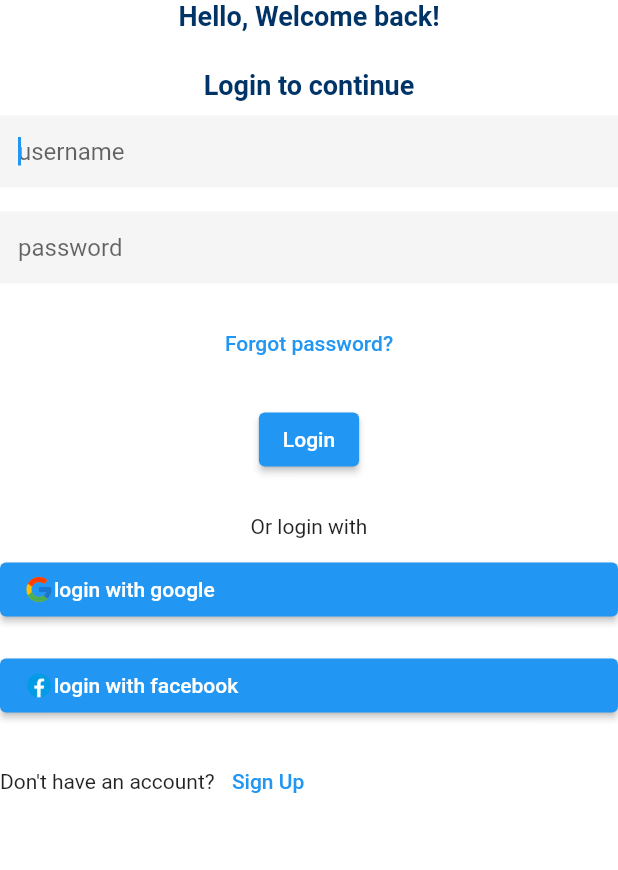
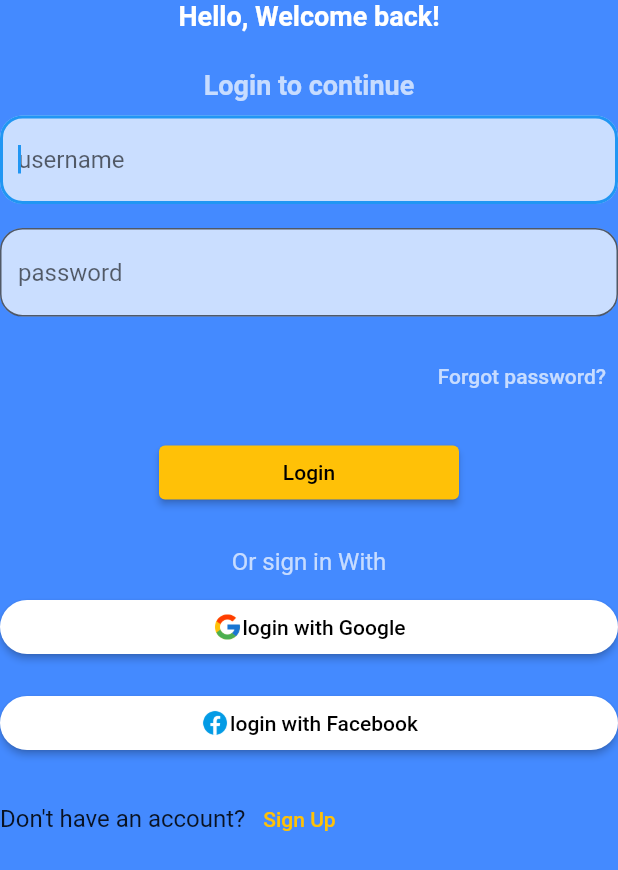
Before and after one commit to takee114/flutter-simple-stateless-widget-example, a Flutter app: the screen it shows after launch, on a phone screen of 412 x 824 dp. Shown: the top 870 px of the screen. Run offline on Flutter 3.47's test engine with Material 2 defaults, Android fonts, the phone set to English and light mode, and no system bars.

Commit message:
blue background login

```diff
--- a/lib/login.dart
+++ b/lib/login.dart
@@ -7,15 +7,17 @@ class LoginPage extends StatelessWidget {
   @override
   Widget build(BuildContext context) {
     double maxWidth = MediaQuery.of(context).size.width;
-    return Column(
+    return SingleChildScrollView(
+      child: SizedBox(
+        height: MediaQuery.of(context).size.height,
+        child: Column(
           children: [
             Text(
               "Hello, Welcome back!",
               style: TextStyle(
-            color: Color.fromRGBO(0, 51, 102, 100),
+                color: Colors.white,
                 fontWeight: FontWeight.bold,
                 fontSize: 18,
-            fontFamily: "Roboto",
               ),
             ),
             SizedBox(
@@ -26,10 +28,9 @@ class LoginPage extends StatelessWidget {
               child: Text(
                 "Login to continue",
                 style: TextStyle(
-              color: Color.fromRGBO(0, 51, 102, 100),
+                  color: Colors.white70,
                   fontWeight: FontWeight.bold,
                   fontSize: 18,
-              fontFamily: "Roboto",
                 ),
               ),
             ),
@@ -38,8 +39,11 @@ class LoginPage extends StatelessWidget {
               child: TextField(
                 autofocus: true,
                 decoration: InputDecoration(
+                  fillColor: const Color.fromARGB(183, 255, 255, 255),
                   hintText: "username",
-              border: InputBorder.none,
+                  border: OutlineInputBorder(
+                    borderRadius: BorderRadius.circular(15),
+                  ),
                   filled: true,
                 ),
               ),
@@ -52,8 +56,11 @@ class LoginPage extends StatelessWidget {
               child: TextField(
                 autofocus: true,
                 decoration: InputDecoration(
+                  fillColor: const Color.fromARGB(183, 255, 255, 255),
                   filled: true,
-              border: InputBorder.none,
+                  border: OutlineInputBorder(
+                    borderRadius: BorderRadius.circular(15),
+                  ),
                   hintText: "password",
                 ),
               ),
@@ -63,32 +70,62 @@ class LoginPage extends StatelessWidget {
             ),
             TextButton(
               onPressed: () {},
-          child: const Text("Forgot password?"),
+              style: TextButton.styleFrom(
+                foregroundColor: Color.fromARGB(179, 104, 138, 24),
+              ),
+              child: Align(
+                alignment: Alignment.centerRight,
+                child: const Text("Forgot password?",
+                    style: TextStyle(
+                      color: Colors.white70,
+                    )),
+              ),
             ),
             SizedBox(
               height: 16,
             ),
-        ElevatedButton(
+            SizedBox(
+              width: 200,
+              child: ElevatedButton(
                 onPressed: () {},
-          child: const Text("Login"),
+                style: ButtonStyle(
+                    backgroundColor: MaterialStateColor.resolveWith(
+                        (states) => Colors.amber)),
+                child:
+                    const Text("Login", style: TextStyle(color: Colors.black)),
+              ),
             ),
             SizedBox(
               height: 16,
             ),
             Padding(
               padding: const EdgeInsets.all(10),
-          child: const Text("Or login with"),
+              child: const Text("Or sign in With",
+                  style: TextStyle(color: Colors.white70)),
             ),
             ElevatedButton(
+              style: ElevatedButton.styleFrom(
+                  shape: RoundedRectangleBorder(
+                    borderRadius: BorderRadius.circular(50.0),
+                  ),
+                  backgroundColor: MaterialStateColor.resolveWith(
+                    (states) => Colors.white,
+                  )),
               onPressed: () {},
               child: Row(
+                mainAxisAlignment: MainAxisAlignment.center,
                 children: [
                   Image.asset(
                     "lib/asset/image/ic_google.png",
                     width: 20,
                     height: 20,
                   ),
-              const Text("login with google"),
+                  const Text(
+                    "login with Google",
+                    style: TextStyle(
+                      color: Colors.black,
+                    ),
+                  ),
                 ],
               ),
             ),
@@ -96,15 +133,26 @@ class LoginPage extends StatelessWidget {
               height: 16,
             ),
             ElevatedButton(
+              style: ElevatedButton.styleFrom(
+                  shape: RoundedRectangleBorder(
+                    borderRadius: BorderRadius.circular(50.0),
+                  ),
+                  backgroundColor: MaterialStateColor.resolveWith(
+                    (states) => Colors.white,
+                  )),
               onPressed: () {},
               child: Row(
+                mainAxisAlignment: MainAxisAlignment.center,
                 children: [
                   Image.asset(
                     "lib/asset/image/ic_facebook.png",
                     width: 20,
                     height: 20,
                   ),
-              const Text("login with facebook"),
+                  const Text(
+                    "login with Facebook",
+                    style: TextStyle(color: Colors.black),
+                  ),
                 ],
               ),
             ),
@@ -114,10 +162,17 @@ class LoginPage extends StatelessWidget {
             Row(
               children: [
                 const Text("Don't have an account? "),
-            TextButton(onPressed: () {}, child: const Text("Sign Up")),
+                TextButton(
+                    onPressed: () {},
+                    child: const Text("Sign Up"),
+                    style: TextButton.styleFrom(
+                      foregroundColor: Colors.amber,
+                    )),
               ],
             ),
           ],
+        ),
+      ),
     );
   }
 }
--- a/lib/main.dart
+++ b/lib/main.dart
@@ -9,8 +9,32 @@ class MyApp extends StatelessWidget {
   Widget build(BuildContext context) {
     return MaterialApp(
       debugShowCheckedModeBanner: false,
+      title: "Login Page",
+      theme: ThemeData(
+        primaryColor: Colors.blue,
+        scaffoldBackgroundColor:
+            Colors.blueAccent, // Set the background color for the login page
+        fontFamily: 'Roboto', // Set the default font family for the app
+        textTheme: TextTheme(
+          headline6: TextStyle(
+              fontSize: 24,
+              fontWeight: FontWeight
+                  .bold), // Set the headline text style for the login page
+          bodyText2: TextStyle(
+              fontSize: 16), // Set the body text style for the login page
+        ),
+        inputDecorationTheme: InputDecorationTheme(
+          filled:
+              true, // Set the input fields to be filled with a background color
+          fillColor:
+              Colors.grey[80], // Set the background color for the input fields
+          border: OutlineInputBorder(
+            borderRadius: BorderRadius.circular(
+                8), // Set the border radius for the input fields
+          ),
+        ),
+      ),
       home: Scaffold(
-        backgroundColor: Colors.white.withOpacity(0.8),
         body: LoginPage(),
       ),
     );
```
Lines whose indentation alone changed are shown as unchanged.
